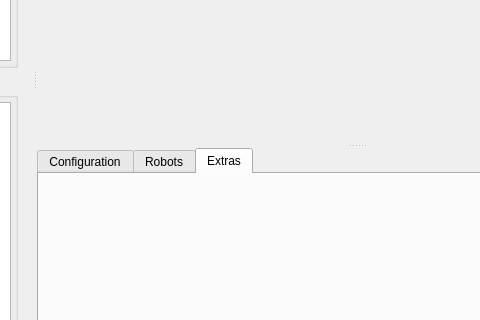
Above: forms/mainwindow.ui from gucwakj/RoboSim before the change; both pictures show x 224 to 704 and y 309 to 629 of the 912 by 781 pixel window. Below: the same form after it.
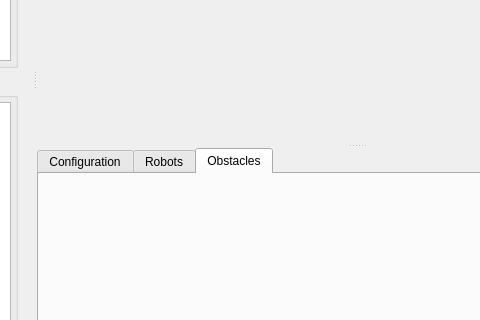
That is the form after the change. The open tabs and pages were chosen to show the change. Custom widgets are drawn as their Qt base class.

Commit message: first port of robot items to obstacle items

Diff of the .ui file:
```diff
--- a/forms/mainwindow.ui
+++ b/forms/mainwindow.ui
@@ -607,7 +607,10 @@
          <enum>QTabWidget::Rounded</enum>
         </property>
         <property name="currentIndex">
-         <number>0</number>
+         <number>1</number>
+        </property>
+        <property name="movable">
+         <bool>true</bool>
         </property>
         <widget class="QWidget" name="tab_config">
          <attribute name="title">
@@ -913,7 +916,7 @@
         </widget>
         <widget class="QWidget" name="tab_extras">
          <attribute name="title">
-          <string>Extras</string>
+          <string>Obstacles</string>
          </attribute>
          <layout class="QVBoxLayout" name="verticalLayout_14">
           <item>
```
Left out of the diff: 10 changed lines with no effect on the pictures. The commit also changes 11 other files.
